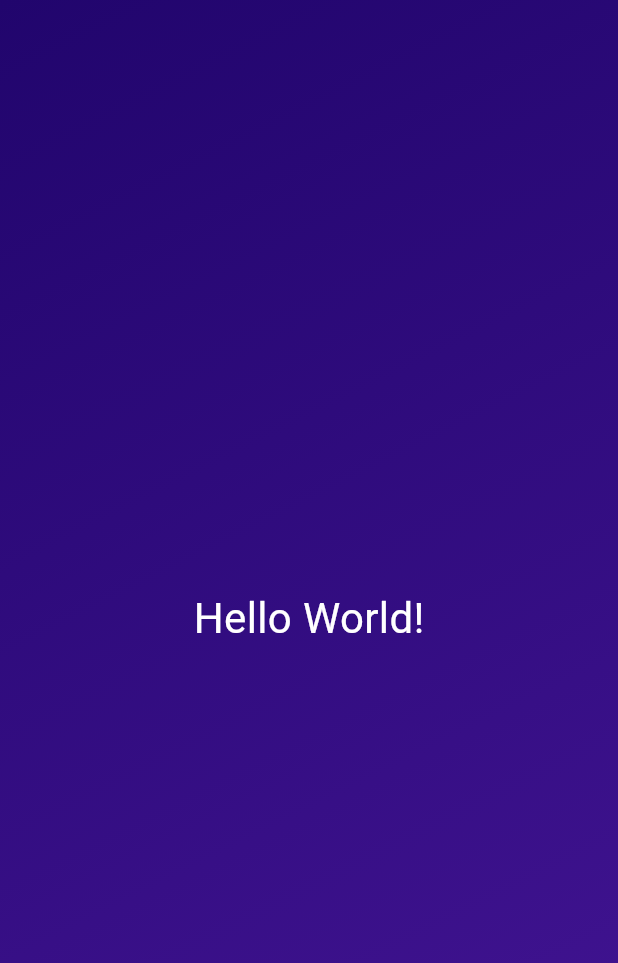
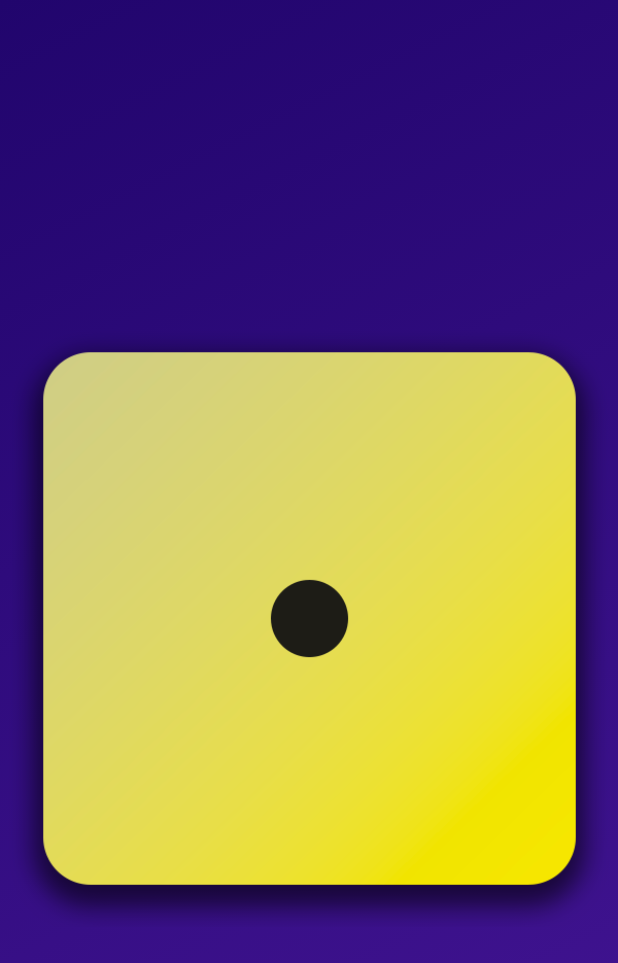
Before and after one commit to gabriel-rodriguezcastellini/first_app, a Flutter app: the screen it shows after launch, on a phone screen of 412 x 824 dp. Shown: the top 963 px of the screen. Run offline on Flutter 3.47's test engine with Material 3 defaults, Android fonts, the phone set to English and light mode, and no system bars.

Commit message:
Replace StyledText with dice image in GradientContainer

```diff
--- a/lib/gradient_container.dart
+++ b/lib/gradient_container.dart
@@ -1,5 +1,4 @@
 import 'package:flutter/material.dart';
-import 'package:first_app/styled_text.dart';
 
 const startAlignment = Alignment.topLeft;
 const endAlignment = Alignment.bottomRight;
@@ -20,7 +19,7 @@ class GradientContainer extends StatelessWidget {
           end: endAlignment,
         ),
       ),
-      child: const Center(child: StyledText('Hello World!')),
+      child: Center(child: Image.asset('assets/images/dice-1.png')),
     );
   }
 }
```
